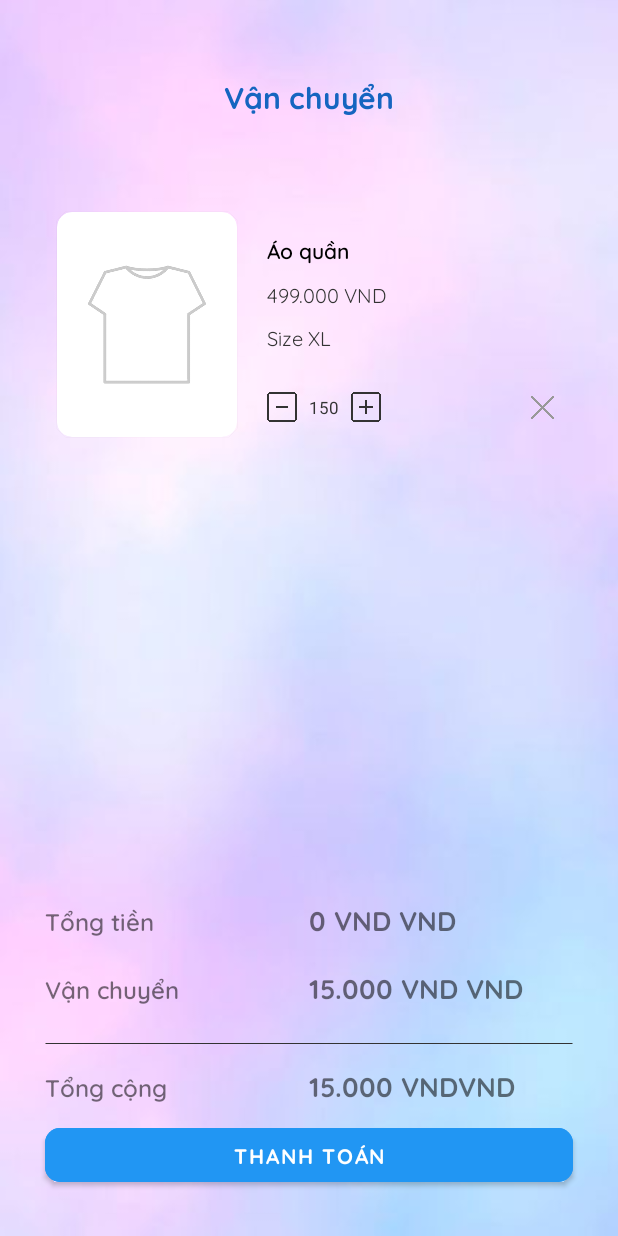
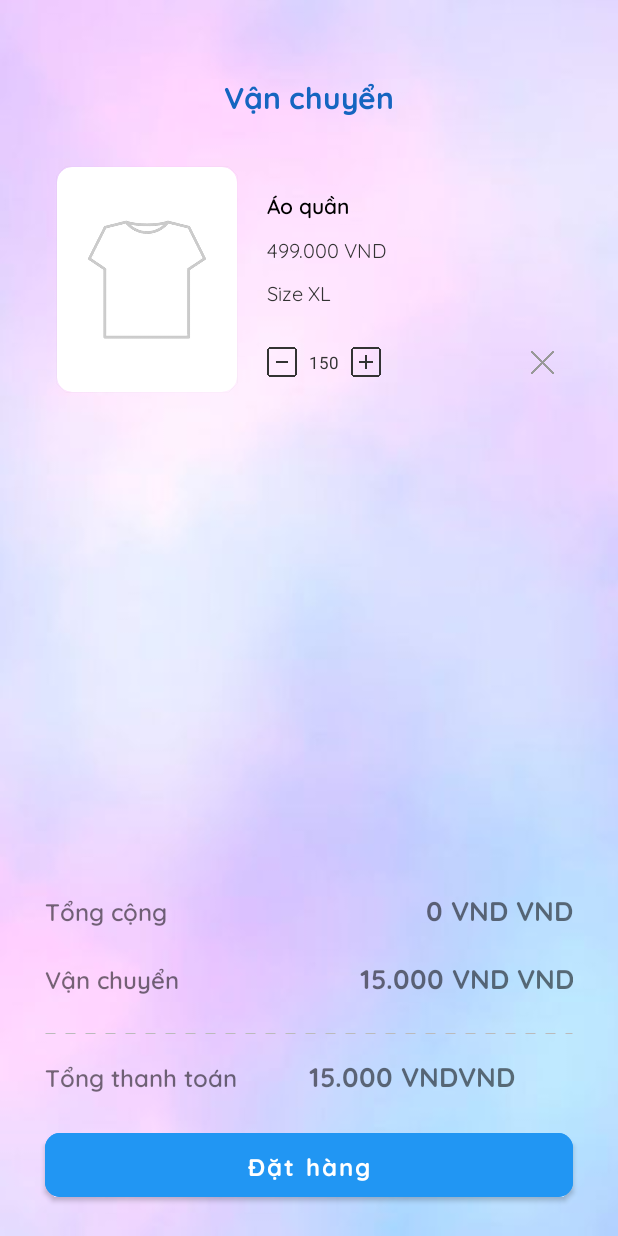
Before and after one commit to sea922/Android_See, an Android app: the screen it shows after launch (CartActivity), on a phone screen of 412 x 824 dp. Run offline under Robolectric (Android 15) with nearby library versions, the phone set to English and light mode, and no system bars; pictures from the network do not load; 1 statement that could not run was skipped.

Commit message:
chane cart UI

```diff
--- /dev/null
+++ b/androidApp/app/src/main/res/drawable/dotted_line.xml
@@ -0,0 +1,13 @@
+<?xml version="1.0" encoding="utf-8"?>
+<selector xmlns:android="http://schemas.android.com/apk/res/android">
+    <item android:state_pressed="false">
+        <shape android:shape="line">
+            <stroke
+                android:width="0.5px"
+                android:color="#bbb"
+                android:dashWidth="10px"
+                android:dashGap="10px"
+                />
+        </shape>
+    </item>
+</selector>
--- a/androidApp/app/src/main/res/layout/activity_cart.xml
+++ b/androidApp/app/src/main/res/layout/activity_cart.xml
@@ -8,7 +8,7 @@
     android:background="@drawable/background">
 
     <LinearLayout
-        android:id="@+id/cartScrollView"
+        android:id="@+id/cartLayout"
         android:layout_width="match_parent"
         android:layout_height="match_parent"
         app:layout_constraintBottom_toBottomOf="parent"
@@ -27,7 +27,7 @@
                 android:id="@+id/cartTextView"
                 android:layout_width="match_parent"
                 android:layout_height="wrap_content"
-                android:layout_marginBottom="20dp"
+                android:layout_marginBottom="10dp"
                 android:fontFamily="@font/quicksand_bold"
                 android:text="@string/cart_header"
                 android:textAlignment="center"
@@ -40,7 +40,7 @@
                 android:layout_width="match_parent"
                 android:layout_height="0dp"
                 android:layout_marginLeft="30dp"
-                android:layout_marginTop="30dp"
+                android:layout_marginTop="10dp"
                 android:layout_marginRight="30dp"
                 android:layout_marginBottom="10dp"
                 android:layout_weight="1"/>
@@ -70,7 +70,8 @@
                     android:layout_weight="1"
                     android:textSize="18sp"
                     android:fontFamily="@font/quicksand_bold"
-                    android:text="TextView" />
+                    android:text="TextView"
+                    android:textAlignment="viewEnd"/>
             </LinearLayout>
 
             <LinearLayout
@@ -98,7 +99,8 @@
                     android:layout_weight="1"
                     android:textSize="18sp"
                     android:fontFamily="@font/quicksand_bold"
-                    android:text="TextView" />
+                    android:text="TextView"
+                    android:textAlignment="viewEnd" />
             </LinearLayout>
 
 
@@ -110,7 +112,7 @@
                 android:layout_marginTop="10dp"
                 android:layout_marginRight="30dp"
                 android:layout_marginBottom="10dp"
-                android:background="@drawable/light_line" />
+                android:background="@drawable/dotted_line" />
 
             <LinearLayout
                 android:layout_width="match_parent"
@@ -143,12 +145,16 @@
                 android:layout_width="match_parent"
                 android:layout_height="wrap_content"
                 android:layout_marginLeft="30dp"
-                android:layout_marginTop="10dp"
+                android:layout_marginTop="20dp"
                 android:layout_marginRight="30dp"
-                android:layout_marginBottom="30dp"
+                android:layout_marginBottom="20dp"
                 android:backgroundTint="@color/primary"
                 app:cornerRadius="10dp"
                 android:fontFamily="@font/quicksand_bold"
+                android:paddingTop="10dp"
+                android:paddingBottom="10dp"
+                android:textSize="16sp"
+                android:textAllCaps="false"
                 android:text="@string/check_out"/>
         </LinearLayout>
     </LinearLayout>
--- a/androidApp/app/src/main/res/values/strings.xml
+++ b/androidApp/app/src/main/res/values/strings.xml
@@ -6,9 +6,9 @@
     <string name="previous">Previous</string>
     <string name="back">Back</string>
     <string name="hello_world">Hello world</string>
-    <string name="check_out">Thanh toán</string>
-    <string name="total">Tổng cộng</string>
-    <string name="sub_total">Tổng tiền</string>
+    <string name="check_out">Đặt hàng</string>
+    <string name="total">Tổng thanh toán</string>
+    <string name="sub_total">Tổng cộng</string>
     <string name="shipping">Vận chuyển</string>
     <string name="cart_header">Vận chuyển</string>
 
```
